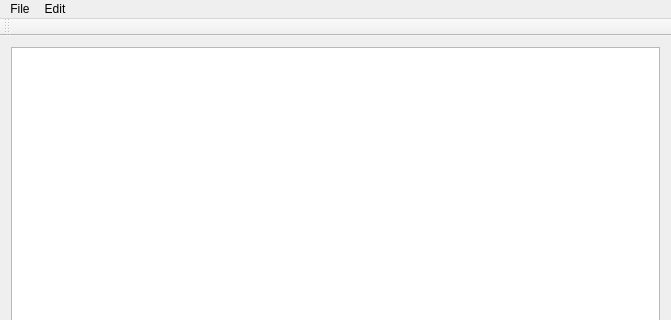
Before: the Qt Designer form qtoma2.ui in mblong/qtoma2, drawn with Qt 5; both pictures show x 0 to 671 and y 0 to 320 of the 671 by 458 pixel window.
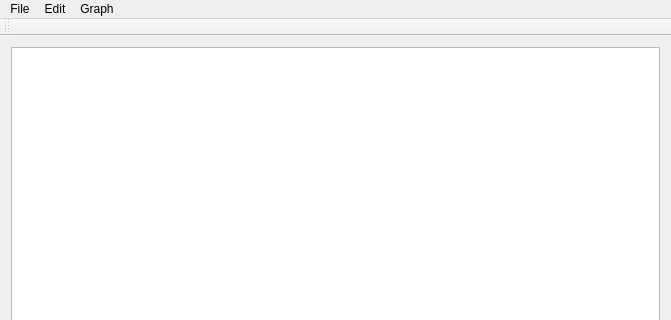
After: the same form once the commit is applied.

```diff
--- a/qtoma2.ui
+++ b/qtoma2.ui
@@ -45,8 +45,16 @@
     </property>
     <addaction name="actionTest"/>
    </widget>
+   <widget class="QMenu" name="menuGraph">
+    <property name="title">
+     <string>Graph</string>
+    </property>
+    <addaction name="actionPlot_Rows"/>
+    <addaction name="actionPlot_Columns"/>
+   </widget>
    <addaction name="menuFile"/>
    <addaction name="menuEdit"/>
+   <addaction name="menuGraph"/>
   </widget>
   <widget class="QToolBar" name="mainToolBar">
    <attribute name="toolBarArea">
```
Left out of the diff: 16 changed lines with no effect on the pictures.
